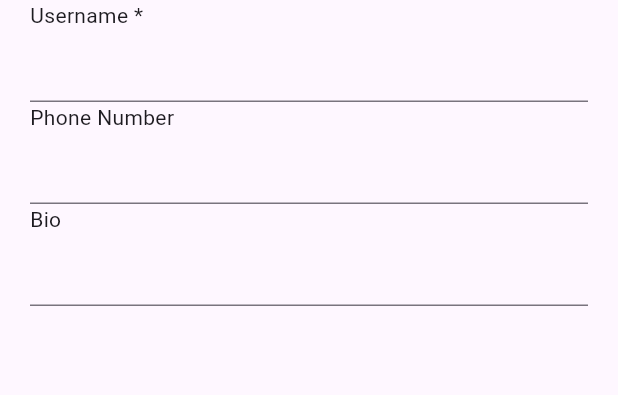
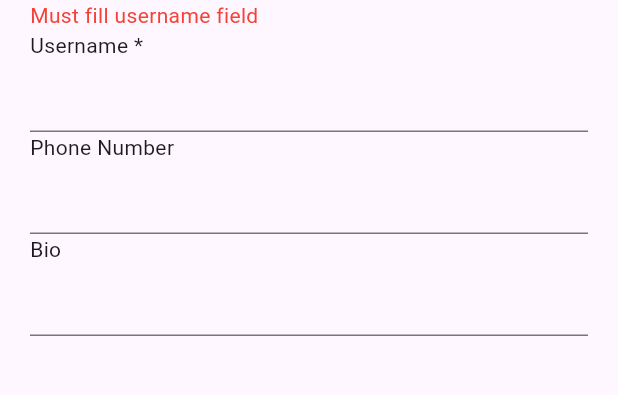
Before and after one commit to Verrino/flux, a Flutter app: the InsertScreen screen opened by its route, after a tap on "Done", on a phone screen of 412 x 824 dp, the part 279-674 px from its top. Run offline on Flutter 3.47's test engine with Material 3 defaults, Android fonts, the phone set to English and light mode, and no system bars; our stand-ins replace cloud_firestore, firebase_auth, firebase_core, firebase_storage, image_picker, shared_preferences; accounts and stored records are empty; generated files the repository leaves out were written again.

Commit message:
Menambahkan validasi pada profile service

```diff
--- a/lib/screens/profiles/insert_screen.dart
+++ b/lib/screens/profiles/insert_screen.dart
@@ -24,6 +24,7 @@ class _InsertScreenState extends State<InsertScreen> {
 
   XFile? _selectedImage;
   bool _isLoading = true;
+  String _errorMessage = "";
 
    @override
   void initState() {
@@ -45,17 +46,28 @@ class _InsertScreenState extends State<InsertScreen> {
 
   Future<void> submit() async {
     try {
-      if (_selectedImage != null) {
-        ProfileService.addPhotoProfile(_selectedImage as File);
-      }
+      if (_usernameController.text.isNotEmpty) {
+        final response = await ProfileService.addUser(_usernameController.text, _phoneController.text, _bioController.text);
 
-      if (_usernameController.text.isNotEmpty) {
-        ProfileService.addUser(_usernameController.text, _phoneController.text, _bioController.text);
+        if (response['isError']) {
+          setState(() {
+            _errorMessage = response['message'];
+          });
+          return;
+        }
+
+        if (_selectedImage != null) {
+          ProfileService.addPhotoProfile(_selectedImage as File);
+        }
+        Navigator.popAndPushNamed(context, 'home');
       } else {
+        setState(() {
+          _errorMessage = "Must fill username field";
+        });
         return;
       }
 
-      Navigator.popAndPushNamed(context, 'home');
+
     } catch (e) {
      print(e);
     }
@@ -111,6 +123,7 @@ class _InsertScreenState extends State<InsertScreen> {
                 Column(
                   crossAxisAlignment: CrossAxisAlignment.start,
                   children: [
+                    if (_errorMessage.isNotEmpty) Text(_errorMessage, style: const TextStyle(color: Colors.red)),
                     const Row(
                       children: [
                         Text('Username'),
```
Also changed, not shown: lib/services/profile_service.dart (+31 -3 lines).
